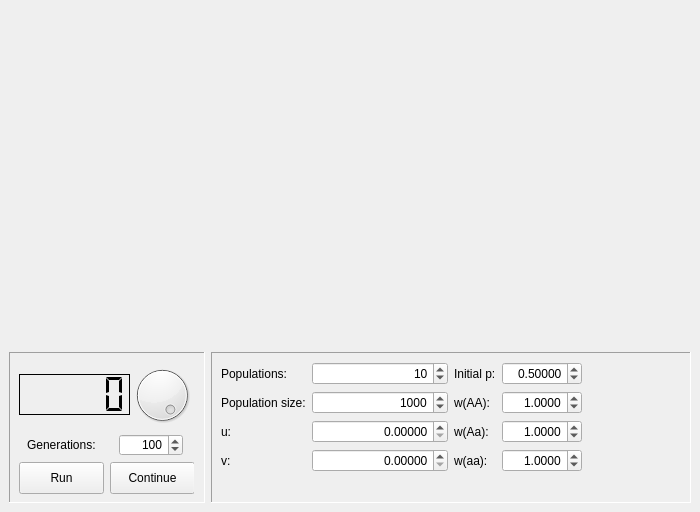
The window that src/main/python/popsimpy/ui/main_window.ui (karolisr/popsim) describes before a commit, drawn with Qt 5.
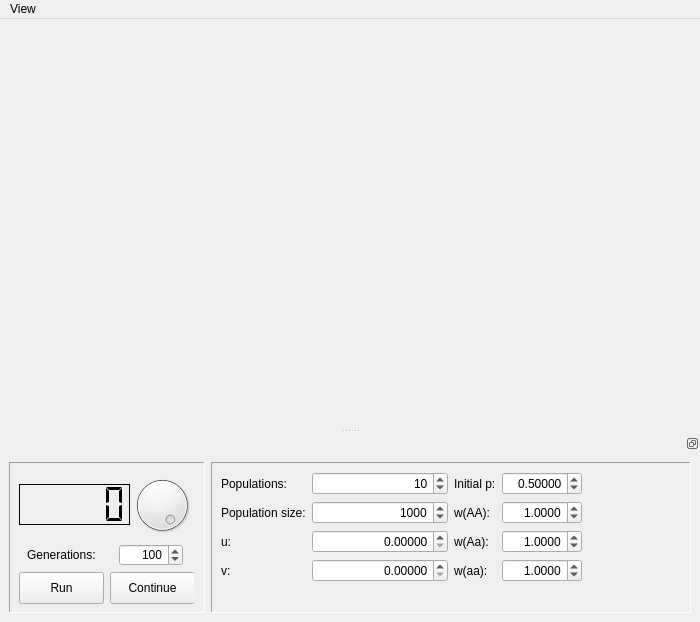
The same window after the commit.

Commit message: Makes the controls portion of the window dockable.

Diff of the .ui file:
```diff
--- a/src/main/python/popsimpy/ui/main_window.ui
+++ b/src/main/python/popsimpy/ui/main_window.ui
@@ -7,13 +7,13 @@
     <x>0</x>
     <y>0</y>
     <width>700</width>
-    <height>512</height>
+    <height>622</height>
    </rect>
   </property>
   <property name="minimumSize">
    <size>
     <width>700</width>
-    <height>512</height>
+    <height>622</height>
    </size>
   </property>
   <property name="windowTitle">
@@ -37,6 +37,17 @@
       </property>
      </widget>
     </item>
+   </layout>
+  </widget>
+  <widget class="QDockWidget" name="ctrlDockWidget">
+   <property name="features">
+    <set>QDockWidget::DockWidgetFloatable|QDockWidget::DockWidgetMovable</set>
+   </property>
+   <attribute name="dockWidgetArea">
+    <number>8</number>
+   </attribute>
+   <widget class="QWidget" name="ctrlDockWidgetContents">
+    <layout class="QHBoxLayout" name="horizontalLayout_6">
     <item>
      <layout class="QHBoxLayout" name="horizontalLayout_4">
       <item>
@@ -549,6 +560,35 @@
     </item>
    </layout>
   </widget>
+  </widget>
+  <widget class="QMenuBar" name="menuBar">
+   <property name="geometry">
+    <rect>
+     <x>0</x>
+     <y>0</y>
+     <width>700</width>
+     <height>22</height>
+    </rect>
+   </property>
+   <widget class="QMenu" name="menuView">
+    <property name="title">
+     <string>View</string>
+    </property>
+    <addaction name="actionControls"/>
+   </widget>
+   <addaction name="menuView"/>
+  </widget>
+  <action name="actionControls">
+   <property name="checkable">
+    <bool>true</bool>
+   </property>
+   <property name="checked">
+    <bool>true</bool>
+   </property>
+   <property name="text">
+    <string>Controls</string>
+   </property>
+  </action>
  </widget>
  <tabstops>
   <tabstop>ngen_spinbox</tabstop>
```
Lines whose indentation alone changed are shown as unchanged. The commit also changes 2 other files.
